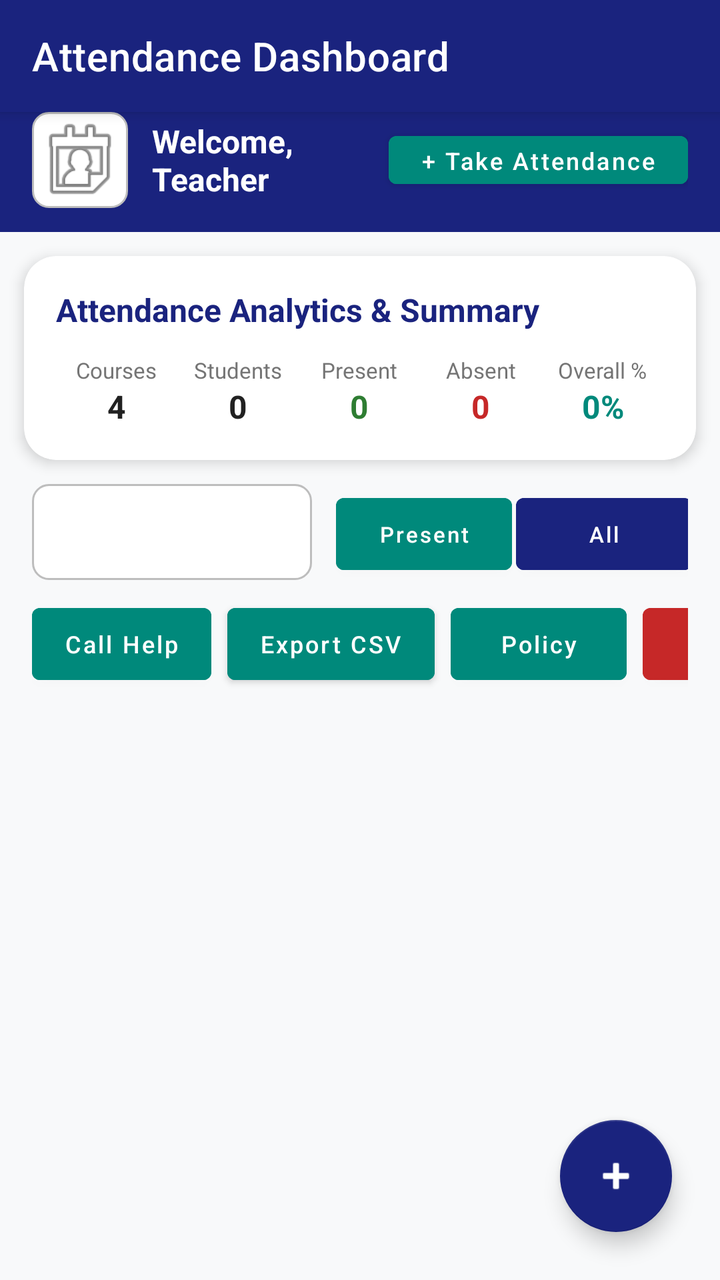
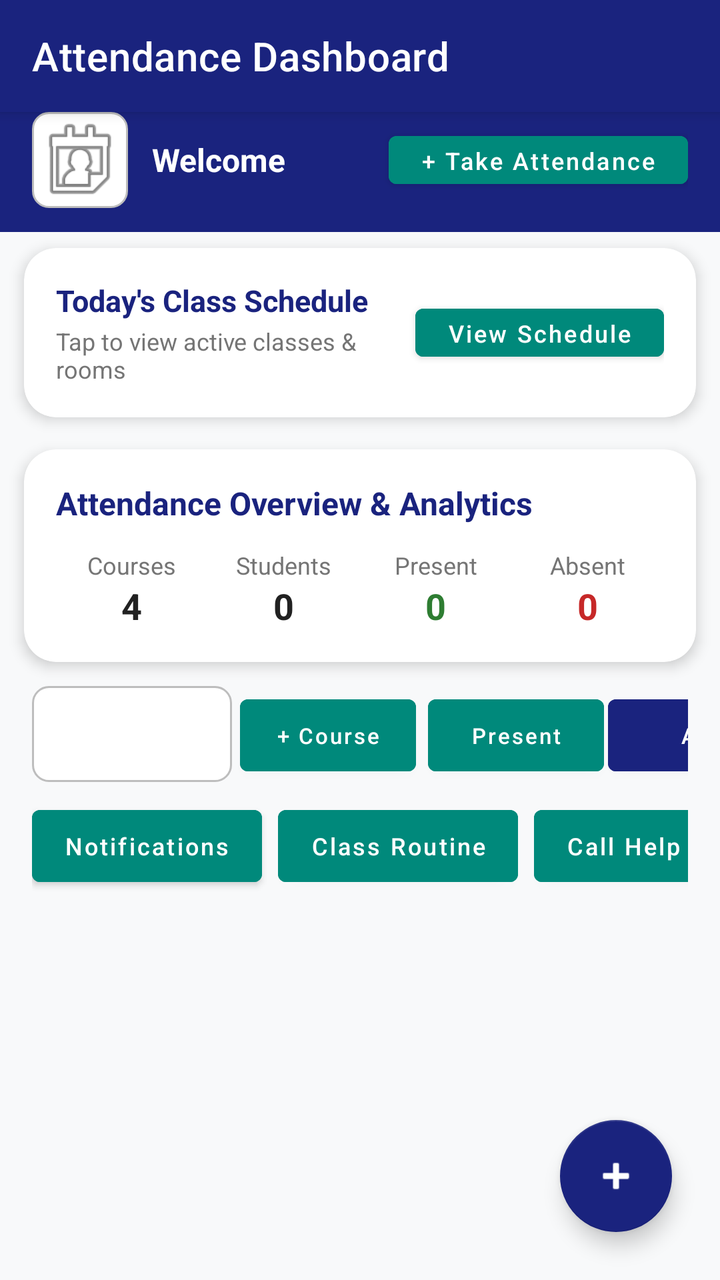

The first picture is an Android layout as it rendered before a commit; the second is the same layout after the commit. The layout source and the unified diff follow.
<!-- AndroidManifest.xml: activity theme Theme.Attendance_system -->
<!-- res/layout/activity_home.xml -->
<?xml version="1.0" encoding="utf-8"?>
<androidx.coordinatorlayout.widget.CoordinatorLayout xmlns:android="http://schemas.android.com/apk/res/android"
    xmlns:app="http://schemas.android.com/apk/res-auto"
    android:layout_width="match_parent"
    android:layout_height="match_parent"
    android:background="@color/background_light">

    <com.google.android.material.appbar.AppBarLayout
        android:layout_width="match_parent"
        android:layout_height="wrap_content"
        android:theme="@style/Theme.Attendance_system">

        <androidx.appcompat.widget.Toolbar
            android:id="@+id/toolbar"
            android:layout_width="match_parent"
            android:layout_height="?attr/actionBarSize"
            android:background="@color/primary_navy"
            app:title="Attendance Dashboard"
            app:titleTextColor="@color/white" />

    </com.google.android.material.appbar.AppBarLayout>

    <LinearLayout
        android:layout_width="match_parent"
        android:layout_height="match_parent"
        android:orientation="vertical"
        app:layout_behavior="@string/appbar_scrolling_view_behavior">

        
        <LinearLayout
            android:id="@+id/profileHeaderLayout"
            android:layout_width="match_parent"
            android:layout_height="wrap_content"
            android:background="@color/primary_navy"
            android:clickable="true"
            android:focusable="true"
            android:gravity="center_vertical"
            android:orientation="horizontal"
            android:paddingHorizontal="16dp"
            android:paddingBottom="12dp">

            <ImageView
                android:layout_width="48dp"
                android:layout_height="48dp"
                android:background="@drawable/bg_search"
                android:contentDescription="Profile"
                android:src="@android:drawable/ic_menu_my_calendar" />

            <TextView
                android:id="@+id/tvWelcomeTeacher"
                android:layout_width="0dp"
                android:layout_height="wrap_content"
                android:layout_marginStart="12dp"
                android:layout_weight="1"
                android:text="Welcome, Teacher"
                android:textColor="@color/white"
                android:textSize="16sp"
                android:textStyle="bold" />

            <Button
                android:id="@+id/btnTakeAttendance"
                android:layout_width="wrap_content"
                android:layout_height="36dp"
                android:backgroundTint="@color/accent_teal"
                android:text="+ Take Attendance"
                android:textAllCaps="false"
                android:textSize="12sp" />

        </LinearLayout>

        
        <androidx.cardview.widget.CardView
            android:id="@+id/cardSummary"
            android:layout_width="match_parent"
            android:layout_height="wrap_content"
            android:layout_margin="12dp"
            app:cardBackgroundColor="@color/card_background"
            app:cardCornerRadius="16dp"
            app:cardElevation="4dp">

            <LinearLayout
                android:layout_width="match_parent"
                android:layout_height="wrap_content"
                android:orientation="vertical"
                android:padding="16dp">

                <TextView
                    android:id="@+id/tvSummaryTitle"
                    android:layout_width="wrap_content"
                    android:layout_height="wrap_content"
                    android:text="Attendance Analytics &amp; Summary"
                    android:textColor="@color/primary_navy"
                    android:textSize="16sp"
                    android:textStyle="bold" />

                <TextView
                    android:id="@+id/tvEligibilityWarning"
                    android:layout_width="match_parent"
                    android:layout_height="wrap_content"
                    android:layout_marginTop="8dp"
                    android:background="#FFEBEE"
                    android:padding="8dp"
                    android:text="Warning: Attendance is below 75%!"
                    android:textColor="@color/warning_red"
                    android:textSize="13sp"
                    android:textStyle="bold"
                    android:visibility="gone" />

                
                <LinearLayout
                    android:layout_width="match_parent"
                    android:layout_height="wrap_content"
                    android:layout_marginTop="12dp"
                    android:baselineAligned="false"
                    android:gravity="center"
                    android:orientation="horizontal">

                    
                    <LinearLayout
                        android:layout_width="0dp"
                        android:layout_height="wrap_content"
                        android:layout_weight="1"
                        android:gravity="center"
                        android:orientation="vertical">
                        <TextView
                            android:layout_width="wrap_content"
                            android:layout_height="wrap_content"
                            android:text="Courses"
                            android:textColor="@color/text_muted"
                            android:textSize="11sp" />
                        <TextView
                            android:id="@+id/tvTotalCourses"
                            android:layout_width="wrap_content"
                            android:layout_height="wrap_content"
                            android:text="4"
                            android:textColor="@color/text_dark"
                            android:textSize="16sp"
                            android:textStyle="bold" />
                    </LinearLayout>

                    
                    <LinearLayout
                        android:layout_width="0dp"
                        android:layout_height="wrap_content"
                        android:layout_weight="1"
                        android:gravity="center"
                        android:orientation="vertical">
                        <TextView
                            android:layout_width="wrap_content"
                            android:layout_height="wrap_content"
                            android:text="Students"
                            android:textColor="@color/text_muted"
                            android:textSize="11sp" />
                        <TextView
                            android:id="@+id/tvTotalStudents"
                            android:layout_width="wrap_content"
                            android:layout_height="wrap_content"
                            android:text="0"
                            android:textColor="@color/text_dark"
                            android:textSize="16sp"
                            android:textStyle="bold" />
                    </LinearLayout>

                    
                    <LinearLayout
                        android:layout_width="0dp"
                        android:layout_height="wrap_content"
                        android:layout_weight="1"
                        android:gravity="center"
                        android:orientation="vertical">
                        <TextView
                            android:layout_width="wrap_content"
                            android:layout_height="wrap_content"
                            android:text="Present"
                            android:textColor="@color/text_muted"
                            android:textSize="11sp" />
                        <TextView
                            android:id="@+id/tvTodayPresent"
                            android:layout_width="wrap_content"
                            android:layout_height="wrap_content"
                            android:text="0"
                            android:textColor="@color/success_green"
                            android:textSize="16sp"
                            android:textStyle="bold" />
                    </LinearLayout>

                    
                    <LinearLayout
                        android:layout_width="0dp"
                        android:layout_height="wrap_content"
                        android:layout_weight="1"
                        android:gravity="center"
                        android:orientation="vertical">
                        <TextView
                            android:layout_width="wrap_content"
                            android:layout_height="wrap_content"
                            android:text="Absent"
                            android:textColor="@color/text_muted"
                            android:textSize="11sp" />
                        <TextView
                            android:id="@+id/tvTodayAbsent"
                            android:layout_width="wrap_content"
                            android:layout_height="wrap_content"
                            android:text="0"
                            android:textColor="@color/warning_red"
                            android:textSize="16sp"
                            android:textStyle="bold" />
                    </LinearLayout>

                    
                    <LinearLayout
                        android:layout_width="0dp"
                        android:layout_height="wrap_content"
                        android:layout_weight="1"
                        android:gravity="center"
                        android:orientation="vertical">
                        <TextView
                            android:layout_width="wrap_content"
                            android:layout_height="wrap_content"
                            android:text="Overall %"
                            android:textColor="@color/text_muted"
                            android:textSize="11sp" />
                        <TextView
                            android:id="@+id/tvOverallPercentage"
                            android:layout_width="wrap_content"
                            android:layout_height="wrap_content"
                            android:text="0%"
                            android:textColor="@color/accent_teal"
                            android:textSize="16sp"
                            android:textStyle="bold" />
                    </LinearLayout>

                </LinearLayout>

            </LinearLayout>
        </androidx.cardview.widget.CardView>

        
        <LinearLayout
            android:layout_width="match_parent"
            android:layout_height="wrap_content"
            android:orientation="horizontal"
            android:paddingHorizontal="16dp"
            android:layout_marginBottom="8dp">

            <Spinner
                android:id="@+id/spinnerCourseFilter"
                android:layout_width="140dp"
                android:layout_height="48dp"
                android:background="@drawable/bg_search" />

            <EditText
                android:id="@+id/etSearch"
                android:layout_width="0dp"
                android:layout_height="48dp"
                android:layout_marginStart="8dp"
                android:layout_weight="1"
                android:background="@drawable/bg_search"
                android:hint="Search student..."
                android:inputType="text"
                android:paddingHorizontal="12dp"
                android:textSize="14sp" />

            <Button
                android:id="@+id/btnFilterPresent"
                android:layout_width="wrap_content"
                android:layout_height="48dp"
                android:layout_marginStart="4dp"
                android:backgroundTint="@color/accent_teal"
                android:text="Present"
                android:textAllCaps="false"
                android:textSize="11sp" />

            <Button
                android:id="@+id/btnFilterAll"
                android:layout_width="wrap_content"
                android:layout_height="48dp"
                android:layout_marginStart="2dp"
                android:backgroundTint="@color/primary_navy"
                android:text="All"
                android:textAllCaps="false"
                android:textSize="11sp" />

        </LinearLayout>

        
        <HorizontalScrollView
            android:layout_width="match_parent"
            android:layout_height="wrap_content"
            android:fillViewport="true"
            android:paddingHorizontal="16dp"
            android:paddingBottom="8dp"
            android:scrollbars="none">

            <LinearLayout
                android:layout_width="wrap_content"
                android:layout_height="wrap_content"
                android:gravity="center"
                android:orientation="horizontal">

                <Button
                    android:id="@+id/btnCall"
                    android:layout_width="wrap_content"
                    android:layout_height="wrap_content"
                    android:layout_marginEnd="8dp"
                    android:backgroundTint="@color/accent_teal"
                    android:text="Call Help"
                    android:textAllCaps="false"
                    android:textSize="12sp" />

                <Button
                    android:id="@+id/btnShare"
                    android:layout_width="wrap_content"
                    android:layout_height="wrap_content"
                    android:layout_marginEnd="8dp"
                    android:backgroundTint="@color/accent_teal"
                    android:text="Export CSV"
                    android:textAllCaps="false"
                    android:textSize="12sp" />

                <Button
                    android:id="@+id/btnWeb"
                    android:layout_width="wrap_content"
                    android:layout_height="wrap_content"
                    android:layout_marginEnd="8dp"
                    android:backgroundTint="@color/accent_teal"
                    android:text="Policy"
                    android:textAllCaps="false"
                    android:textSize="12sp" />

                <Button
                    android:id="@+id/btnLogout"
                    android:layout_width="wrap_content"
                    android:layout_height="wrap_content"
                    android:backgroundTint="@color/warning_red"
                    android:text="Logout"
                    android:textAllCaps="false"
                    android:textSize="12sp" />

            </LinearLayout>
        </HorizontalScrollView>

        <androidx.recyclerview.widget.RecyclerView
            android:id="@+id/recyclerView"
            android:layout_width="match_parent"
            android:layout_height="0dp"
            android:layout_weight="1"
            android:clipToPadding="false"
            android:paddingBottom="80dp" />

    </LinearLayout>

    <com.google.android.material.floatingactionbutton.FloatingActionButton
        android:id="@+id/fabAdd"
        android:layout_width="wrap_content"
        android:layout_height="wrap_content"
        android:layout_gravity="bottom|end"
        android:layout_margin="24dp"
        android:contentDescription="Add Attendance"
        app:backgroundTint="@color/primary_navy"
        app:tint="@color/white"
        android:src="@android:drawable/ic_input_add" />

</androidx.coordinatorlayout.widget.CoordinatorLayout>
<!-- resources referenced by this layout -->
<resources>
  <color name="accent_teal">#00897B</color>
  <color name="background_light">#F8F9FA</color>
  <color name="card_background">#FFFFFF</color>
  <color name="primary_navy">#1A237E</color>
  <color name="success_green">#2E7D32</color>
  <color name="text_dark">#212121</color>
  <color name="text_muted">#757575</color>
  <color name="warning_red">#C62828</color>
  <color name="white">#FFFFFFFF</color>
  <!-- drawable bg_search (drawable) -->
  <?xml version="1.0" encoding="utf-8"?>
  <shape xmlns:android="http://schemas.android.com/apk/res/android"
      android:shape="rectangle">
      <solid android:color="@color/white" />
      <corners android:radius="8dp" />
      <stroke android:width="1dp" android:color="#BDBDBD" />
  </shape>
  <style name="Theme.Attendance_system" parent="Theme.MaterialComponents.Light.NoActionBar">
          <item name="colorPrimary">@color/purple_500</item>
          <item name="colorPrimaryVariant">@color/purple_700</item>
          <item name="colorOnPrimary">@color/white</item>
          <item name="colorSecondary">@color/teal_200</item>
      </style>
  <color name="purple_500">#1A237E</color>
  <color name="purple_700">#0D47A1</color>
  <color name="teal_200">#00897B</color>
</resources>

<!-- the commit's change to res/layout/activity_home.xml (unified diff, before → after) -->
@@ -52,7 +52,7 @@
                 android:layout_height="wrap_content"
                 android:layout_marginStart="12dp"
                 android:layout_weight="1"
-                android:text="Welcome, Teacher"
+                android:text="Welcome"
                 android:textColor="@color/white"
                 android:textSize="16sp"
                 android:textStyle="bold" />
@@ -70,6 +70,62 @@
 
         
         <androidx.cardview.widget.CardView
+            android:id="@+id/cardTodaySchedule"
+            android:layout_width="match_parent"
+            android:layout_height="wrap_content"
+            android:layout_marginHorizontal="12dp"
+            android:layout_marginTop="8dp"
+            android:layout_marginBottom="4dp"
+            app:cardBackgroundColor="@color/card_background"
+            app:cardCornerRadius="16dp"
+            app:cardElevation="4dp">
+
+            <LinearLayout
+                android:layout_width="match_parent"
+                android:layout_height="wrap_content"
+                android:gravity="center_vertical"
+                android:orientation="horizontal"
+                android:padding="16dp">
+
+                <LinearLayout
+                    android:layout_width="0dp"
+                    android:layout_height="wrap_content"
+                    android:layout_weight="1"
+                    android:orientation="vertical">
+
+                    <TextView
+                        android:layout_width="wrap_content"
+                        android:layout_height="wrap_content"
+                        android:text="Today's Class Schedule"
+                        android:textColor="@color/primary_navy"
+                        android:textSize="15sp"
+                        android:textStyle="bold" />
+
+                    <TextView
+                        android:id="@+id/tvTodayDateBanner"
+                        android:layout_width="wrap_content"
+                        android:layout_height="wrap_content"
+                        android:layout_marginTop="2dp"
+                        android:text="Tap to view active classes &amp; rooms"
+                        android:textColor="@color/text_muted"
+                        android:textSize="12sp" />
+
+                </LinearLayout>
+
+                <Button
+                    android:id="@+id/btnViewSchedule"
+                    android:layout_width="wrap_content"
+                    android:layout_height="36dp"
+                    android:backgroundTint="@color/accent_teal"
+                    android:text="View Schedule"
+                    android:textAllCaps="false"
+                    android:textSize="12sp" />
+
+            </LinearLayout>
+        </androidx.cardview.widget.CardView>
+
+        
+        <androidx.cardview.widget.CardView
             android:id="@+id/cardSummary"
             android:layout_width="match_parent"
             android:layout_height="wrap_content"
@@ -88,7 +144,7 @@
                     android:id="@+id/tvSummaryTitle"
                     android:layout_width="wrap_content"
                     android:layout_height="wrap_content"
-                    android:text="Attendance Analytics &amp; Summary"
+                    android:text="Attendance Overview &amp; Analytics"
                     android:textColor="@color/primary_navy"
                     android:textSize="16sp"
                     android:textStyle="bold" />
@@ -127,14 +183,14 @@
                             android:layout_height="wrap_content"
                             android:text="Courses"
                             android:textColor="@color/text_muted"
-                            android:textSize="11sp" />
+                            android:textSize="12sp" />
                         <TextView
                             android:id="@+id/tvTotalCourses"
                             android:layout_width="wrap_content"
                             android:layout_height="wrap_content"
                             android:text="4"
                             android:textColor="@color/text_dark"
-                            android:textSize="16sp"
+                            android:textSize="18sp"
                             android:textStyle="bold" />
                     </LinearLayout>
 
@@ -150,14 +206,14 @@
                             android:layout_height="wrap_content"
                             android:text="Students"
                             android:textColor="@color/text_muted"
-                            android:textSize="11sp" />
+                            android:textSize="12sp" />
                         <TextView
                             android:id="@+id/tvTotalStudents"
                             android:layout_width="wrap_content"
                             android:layout_height="wrap_content"
                             android:text="0"
                             android:textColor="@color/text_dark"
-                            android:textSize="16sp"
+                            android:textSize="18sp"
                             android:textStyle="bold" />
                     </LinearLayout>
 
@@ -173,14 +229,14 @@
                             android:layout_height="wrap_content"
                             android:text="Present"
                             android:textColor="@color/text_muted"
-                            android:textSize="11sp" />
+                            android:textSize="12sp" />
                         <TextView
                             android:id="@+id/tvTodayPresent"
                             android:layout_width="wrap_content"
                             android:layout_height="wrap_content"
                             android:text="0"
                             android:textColor="@color/success_green"
-                            android:textSize="16sp"
+                            android:textSize="18sp"
                             android:textStyle="bold" />
                     </LinearLayout>
 
@@ -196,37 +252,14 @@
                             android:layout_height="wrap_content"
                             android:text="Absent"
                             android:textColor="@color/text_muted"
-                            android:textSize="11sp" />
+                            android:textSize="12sp" />
                         <TextView
                             android:id="@+id/tvTodayAbsent"
                             android:layout_width="wrap_content"
                             android:layout_height="wrap_content"
                             android:text="0"
                             android:textColor="@color/warning_red"
-                            android:textSize="16sp"
-                            android:textStyle="bold" />
-                    </LinearLayout>
-
-                    
-                    <LinearLayout
-                        android:layout_width="0dp"
-                        android:layout_height="wrap_content"
-                        android:layout_weight="1"
-                        android:gravity="center"
-                        android:orientation="vertical">
-                        <TextView
-                            android:layout_width="wrap_content"
-                            android:layout_height="wrap_content"
-                            android:text="Overall %"
-                            android:textColor="@color/text_muted"
-                            android:textSize="11sp" />
-                        <TextView
-                            android:id="@+id/tvOverallPercentage"
-                            android:layout_width="wrap_content"
-                            android:layout_height="wrap_content"
-                            android:text="0%"
-                            android:textColor="@color/accent_teal"
-                            android:textSize="16sp"
+                            android:textSize="18sp"
                             android:textStyle="bold" />
                     </LinearLayout>
 
@@ -245,27 +278,37 @@
 
             <Spinner
                 android:id="@+id/spinnerCourseFilter"
-                android:layout_width="140dp"
+                android:layout_width="100dp"
                 android:layout_height="48dp"
                 android:background="@drawable/bg_search" />
+
+            <Button
+                android:id="@+id/btnAddCourse"
+                android:layout_width="wrap_content"
+                android:layout_height="48dp"
+                android:layout_marginStart="4dp"
+                android:backgroundTint="@color/accent_teal"
+                android:text="+ Course"
+                android:textAllCaps="false"
+                android:textSize="11sp" />
 
             <EditText
                 android:id="@+id/etSearch"
                 android:layout_width="0dp"
                 android:layout_height="48dp"
-                android:layout_marginStart="8dp"
+                android:layout_marginStart="4dp"
                 android:layout_weight="1"
                 android:background="@drawable/bg_search"
-                android:hint="Search student..."
+                android:hint="Search..."
                 android:inputType="text"
-                android:paddingHorizontal="12dp"
-                android:textSize="14sp" />
+                android:paddingHorizontal="8dp"
+                android:textSize="13sp" />
 
             <Button
                 android:id="@+id/btnFilterPresent"
                 android:layout_width="wrap_content"
                 android:layout_height="48dp"
-                android:layout_marginStart="4dp"
+                android:layout_marginStart="2dp"
                 android:backgroundTint="@color/accent_teal"
                 android:text="Present"
                 android:textAllCaps="false"
@@ -297,6 +340,26 @@
                 android:layout_height="wrap_content"
                 android:gravity="center"
                 android:orientation="horizontal">
+
+                <Button
+                    android:id="@+id/btnNotice"
+                    android:layout_width="wrap_content"
+                    android:layout_height="wrap_content"
+                    android:layout_marginEnd="8dp"
+                    android:backgroundTint="@color/accent_teal"
+                    android:text="Notifications"
+                    android:textAllCaps="false"
+                    android:textSize="12sp" />
+
+                <Button
+                    android:id="@+id/btnRoutine"
+                    android:layout_width="wrap_content"
+                    android:layout_height="wrap_content"
+                    android:layout_marginEnd="8dp"
+                    android:backgroundTint="@color/accent_teal"
+                    android:text="Class Routine"
+                    android:textAllCaps="false"
+                    android:textSize="12sp" />
 
                 <Button
                     android:id="@+id/btnCall"
